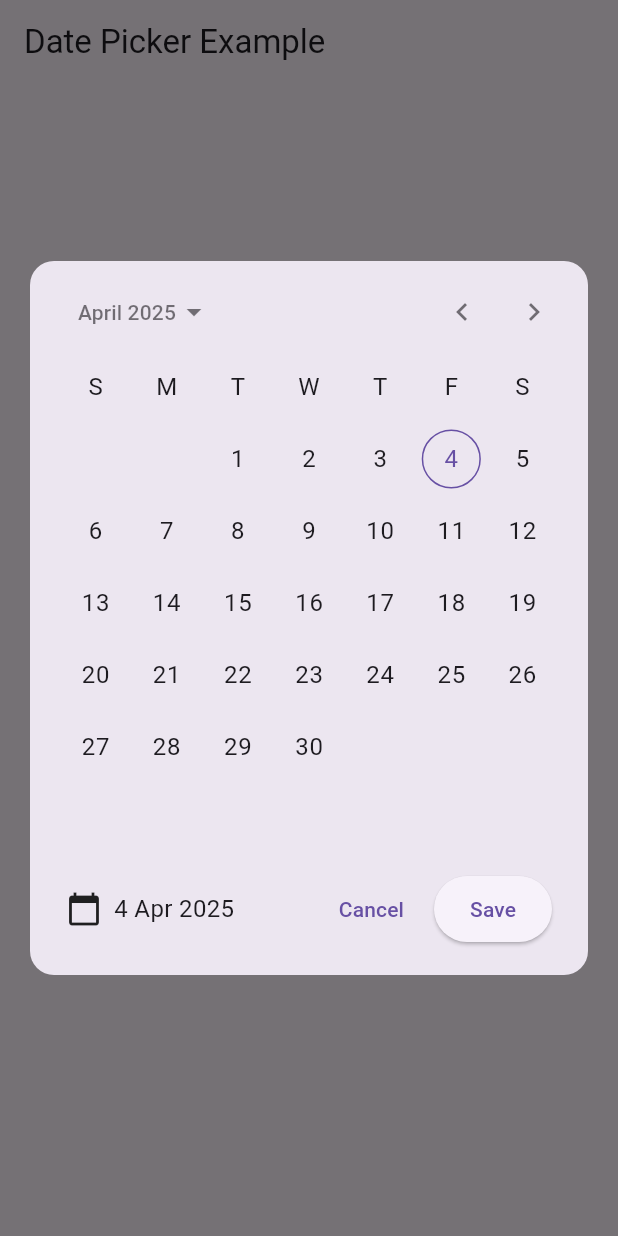
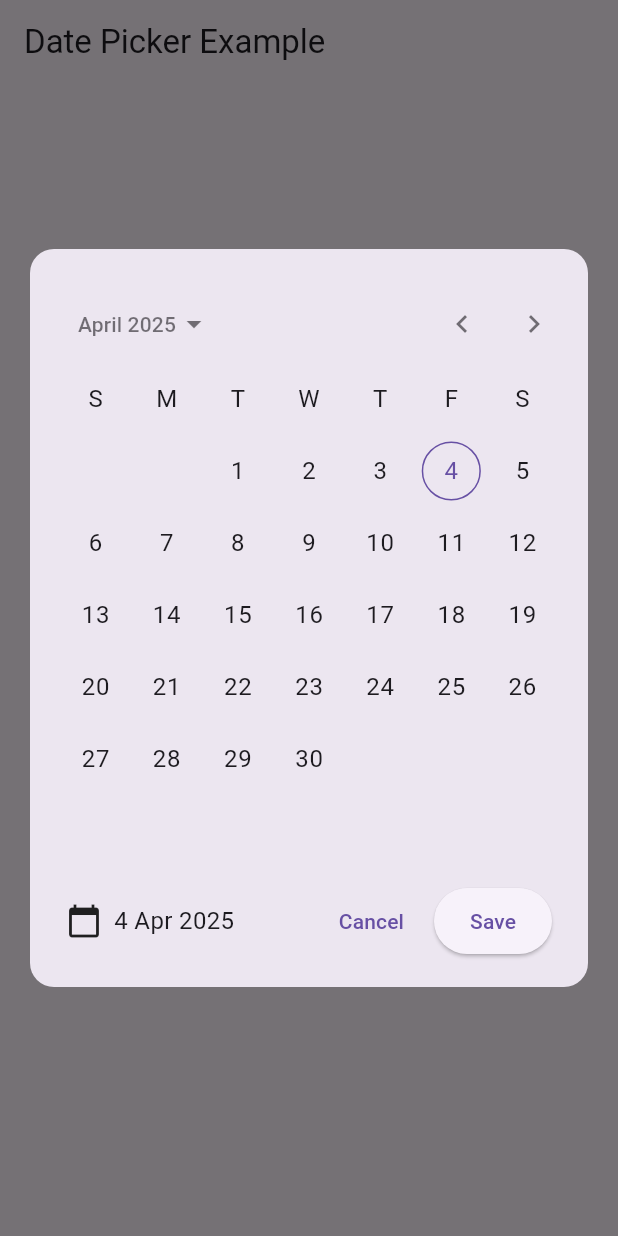
Before and after one commit to Mahender-Kumar/project_emp, a Flutter app: the ExampleUsage screen opened directly, after a tap on "Select Date", on a phone screen of 412 x 824 dp. Run offline on Flutter 3.47's test engine with Material 3 defaults, Android fonts, the phone set to English and light mode, and no system bars; our stand-ins replace cloud_firestore, equatable, firebase_auth, firebase_core, flutter_bloc, go_router and 1 more; missing offline and left inert: flutter_adaptive_scaffold; accounts and stored records are empty; generated files the repository leaves out were written again.

Commit message:
refactor: update error color, enhance date picker layout, and streamline employee tile rendering

```diff
--- a/lib/core/app_theme/colors.dart
+++ b/lib/core/app_theme/colors.dart
@@ -1,5 +1,3 @@
-
-
 import 'package:flutter/material.dart';
 
 class AppColors {
@@ -134,7 +132,7 @@ class AppColors {
     onPrimary: Colors.white,
     secondary: const Color(0xFF5A5A5A), // Subtle secondary
     onSecondary: Colors.white,
-    error: const Color(0xFFB00020),
+    error: const Color.fromARGB(255, 176, 12, 0),
     onError: Colors.white,
     background: const Color(0xFFF5F5F5),
     onBackground: Colors.black,
--- a/lib/core/constants/constants.dart
+++ b/lib/core/constants/constants.dart
@@ -23,3 +23,8 @@ const listTileIconSize = 18.0;
 const popupMenuButtonHeight = 18.0;
 
 const btnRadius = 8.0;
+
+const double datePickerHeaderPortraitHeight = 120.0;
+const double fontSizeToScale = 14.0;
+const double kMaxHeaderTextScaleFactor = 1.6;
+const double kMaxHeaderWithEntryTextScaleFactor = 1.4;
--- a/lib/core/router/app_router.dart
+++ b/lib/core/router/app_router.dart
@@ -103,6 +103,7 @@ class AppRouter {
           ),
           GoRoute(
             parentNavigatorKey: _shellNavigatorKey,
+            name: 'edit',
             path: '/edit',
             builder: (BuildContext context, GoRouterState state) {
               final employee = state.extra as Employee;
--- a/lib/presentation/widgets/employee_tile.dart
+++ b/lib/presentation/widgets/employee_tile.dart
@@ -44,7 +44,7 @@ class EmployeeTile extends StatelessWidget {
           secondaryBackground: Container(
             alignment: Alignment.centerRight,
             padding: const EdgeInsets.symmetric(horizontal: 20),
-            color: Theme.of(context).colorScheme.errorContainer,
+            color: Colors.red[600],
             child: Row(
               mainAxisAlignment: MainAxisAlignment.end,
               children: [
@@ -158,7 +158,7 @@ class EmployeeTile extends StatelessWidget {
                       onSelected: (value) {
                         switch (value) {
                           case 'edit':
-                            context.push('/edit', extra: employee);
+                            context.pushNamed('edit', extra: employee);
                             break;
 
                           default:
--- a/lib/presentation/widgets/test3.dart
+++ b/lib/presentation/widgets/test3.dart
@@ -1,7 +1,10 @@
+import 'dart:math' as math;
+
 import 'package:equatable/equatable.dart';
 import 'package:flutter/material.dart';
 import 'package:flutter_bloc/flutter_bloc.dart';
 import 'package:intl/intl.dart';
+import 'package:project_emp/core/constants/constants.dart';
 
 void main() {
   runApp(const MyApp());
@@ -116,6 +119,10 @@ class DatePickerCubit extends Cubit<DatePickerState> {
 
   DateTime getNextWeek() {
     return state.today.add(const Duration(days: 7));
+  }
+
+  DateTime? noDate() {
+    return null;
   }
 
   bool isDateValid(DateTime date, DateTime? minDate, DateTime? maxDate) {
@@ -484,19 +491,28 @@ class DatePickerContent extends StatelessWidget {
         }
         if (showNoDateButton == true) {
           buttonRows.add(
-            _quickDateButton(
-              context,
-              'No Date',
-              context.read<DatePickerCubit>().getNextWednesday(),
-
-              state.selectedDate,
-              isNextWednesdayValid,
-            ),
+            _buildNoDateButton(context, 'No Date', state.selectedDate),
           );
         }
+        final double currentScale =
+            MediaQuery.textScalerOf(context).scale(fontSizeToScale) /
+            fontSizeToScale;
+        final double maxHeaderTextScaleFactor = math.min(
+          currentScale,
+
+          kMaxHeaderWithEntryTextScaleFactor,
+        );
+        final double textScaleFactor =
+            MediaQuery.textScalerOf(context)
+                .clamp(maxScaleFactor: maxHeaderTextScaleFactor)
+                .scale(fontSizeToScale) /
+            fontSizeToScale;
+        final double headerScaleFactor =
+            textScaleFactor > 1 ? textScaleFactor : 1.0;
 
         print("Button Rows: ${buttonRows.length}");
-
+        final double fontScaleAdjustedHeaderHeight =
+            headerScaleFactor > 1.3 ? headerScaleFactor - 0.2 : 1.0;
         return Container(
           decoration: BoxDecoration(
             // color: Colors.white,
@@ -516,6 +532,19 @@ class DatePickerContent extends StatelessWidget {
               mainAxisSize: MainAxisSize.min,
               children: [
                 // Quick selection buttons
+                Container(
+                  padding: EdgeInsets.symmetric(vertical: 8),
+                  constraints: BoxConstraints(
+                    maxHeight:
+                        datePickerHeaderPortraitHeight *
+                        fontScaleAdjustedHeaderHeight,
+                  ),
+
+                  child: SingleChildScrollView(
+                    child: Column(
+                      mainAxisSize: MainAxisSize.min,
+
+                      children: [
                         for (int i = 0; i < buttonRows.length; i += 2) ...[
                           if (i > 0) const SizedBox(height: 8),
                           Padding(
@@ -538,6 +567,11 @@ class DatePickerContent extends StatelessWidget {
                             ),
                           ),
                         ],
+                      ],
+                    ),
+                  ),
+                ),
+
                 // Padding(
                 //   padding: const EdgeInsets.symmetric(
                 //     horizontal: 12,
@@ -644,6 +678,25 @@ class DatePickerContent extends StatelessWidget {
           ),
         );
       },
+    );
+  }
+
+  Widget _buildNoDateButton(
+    BuildContext context,
+    String text,
+    DateTime selectedDate,
+  ) {
+    return OutlinedButton(
+      style: ButtonStyle(
+        shape: WidgetStatePropertyAll(
+          RoundedRectangleBorder(borderRadius: BorderRadius.circular(4)),
+        ),
+      ),
+      onPressed: () {
+        // When pressed, return null through the Navigator
+        Navigator.of(context).pop(null);
+      },
+      child: Text(text),
     );
   }
 
```
Also changed, not shown: lib/presentation/views/search/search.dart (+2 -12 lines). Lines whose indentation alone changed are shown as unchanged.
